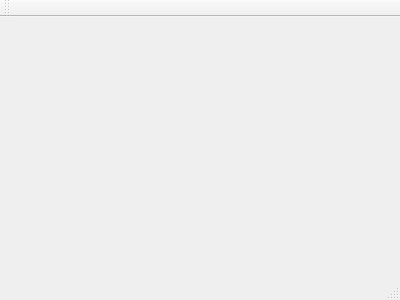
Old version of the form mainwindow.ui in the repository walsh06/WithoutThem.
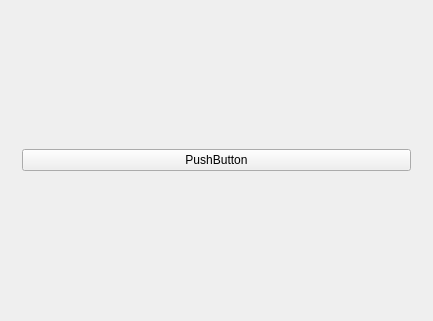
New version of the form.

What changed in the file:
```diff
--- a/mainwindow.ui
+++ b/mainwindow.ui
@@ -1,24 +1,51 @@
 <ui version="4.0">
  <class>MainWindow</class>
- <widget class="QMainWindow" name="MainWindow" >
-  <property name="geometry" >
+ <widget class="QMainWindow" name="MainWindow">
+  <property name="geometry">
    <rect>
     <x>0</x>
     <y>0</y>
-    <width>400</width>
-    <height>300</height>
+    <width>433</width>
+    <height>321</height>
    </rect>
   </property>
   <property name="windowTitle" >
    <string>MainWindow</string>
   </property>
-  <widget class="QMenuBar" name="menuBar" />
-  <widget class="QToolBar" name="mainToolBar" />
-  <widget class="QWidget" name="centralWidget" />
-  <widget class="QStatusBar" name="statusBar" />
+  <widget class="QWidget" name="centralWidget">
+   <property name="sizePolicy">
+    <sizepolicy hsizetype="Expanding" vsizetype="Expanding">
+     <horstretch>0</horstretch>
+     <verstretch>0</verstretch>
+    </sizepolicy>
+   </property>
+   <property name="mouseTracking">
+    <bool>false</bool>
+   </property>
+   <property name="layoutDirection">
+    <enum>Qt::LeftToRight</enum>
+   </property>
+   <layout class="QGridLayout" name="gridLayout">
+    <item row="1" column="0">
+     <widget class="QStackedWidget" name="stackedWidget">
+      <widget class="QWidget" name="page">
+       <layout class="QGridLayout" name="gridLayout_2">
+        <item row="0" column="0">
+         <widget class="QPushButton" name="pushButton">
+          <property name="text">
+           <string>PushButton</string>
+          </property>
+         </widget>
+        </item>
+       </layout>
+      </widget>
+      <widget class="QWidget" name="page_2"/>
+     </widget>
+    </item>
+   </layout>
+  </widget>
  </widget>
- <layoutDefault spacing="6" margin="11" />
- <pixmapfunction></pixmapfunction>
+ <layoutdefault spacing="6" margin="11"/>
  <resources/>
  <connections/>
 </ui>
```
Left out of the diff: 3 changed lines with no effect on the pictures.
